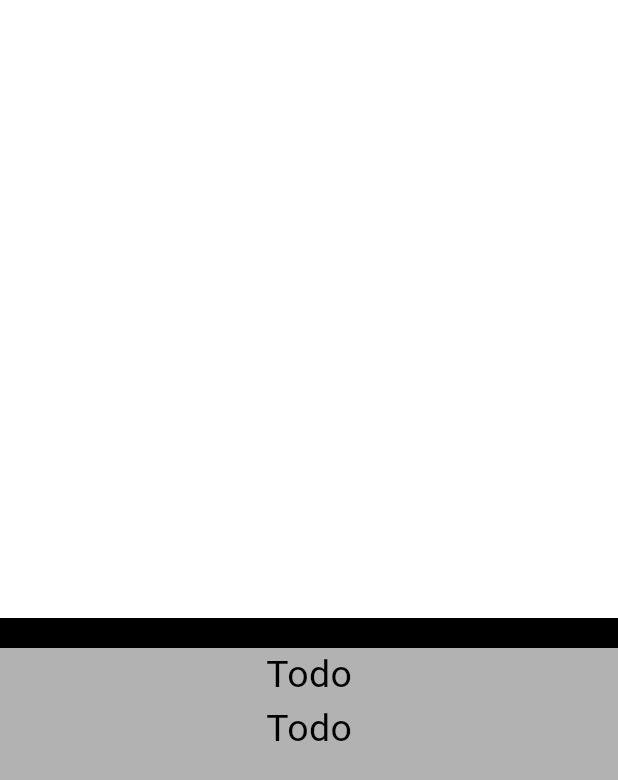
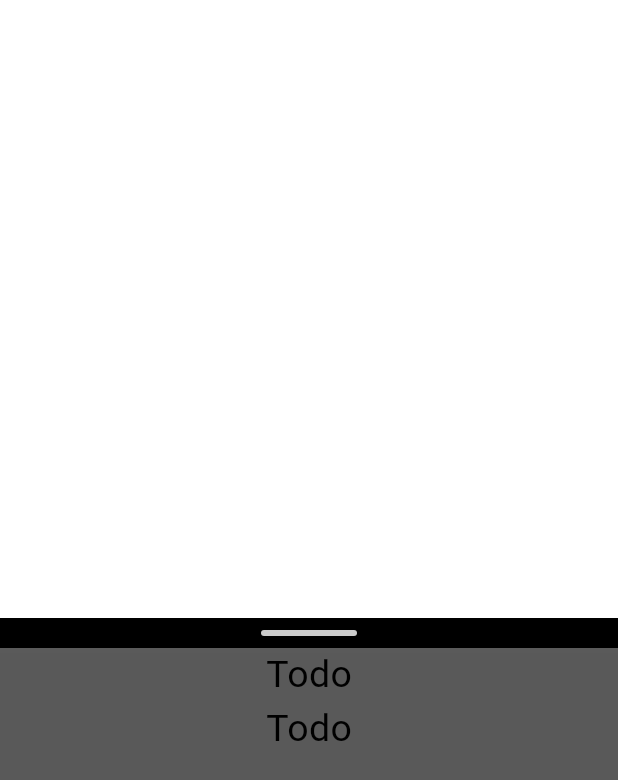
Before and after one commit to tim-w97/vroom-app, a Flutter app: the DraggableScrollableNavSheet widget shown alone on an empty page, opened directly, on a phone screen of 412 x 824 dp. Shown: the top 780 px of the screen. Run offline on Flutter 3.47's test engine with Material 3 defaults, Android fonts, the phone set to English and light mode, and no system bars; our stand-ins replace easy_localization, flutter_map, google_fonts, latlong2, shared_preferences; missing offline and left inert: open_route_service; accounts and stored records are empty; network calls fail.

Commit message:
styling & refactoring

```diff
--- /dev/null
+++ b/lib/rides/ScrollableNavSheetWidget.dart
@@ -0,0 +1,95 @@
+import 'dart:ui';
+
+import 'package:flutter/material.dart';
+
+class DraggableScrollableNavSheet extends StatefulWidget {
+  const DraggableScrollableNavSheet({super.key});
+
+  @override
+  State<DraggableScrollableNavSheet> createState() =>
+      _DraggableScrollableNavSheetState();
+}
+
+class _DraggableScrollableNavSheetState
+    extends State<DraggableScrollableNavSheet> {
+  double _sheetPosition = 0.5;
+  final double _dragSensitivity = 600;
+
+  @override
+  Widget build(BuildContext context) {
+    return DraggableScrollableSheet(
+
+        initialChildSize: _sheetPosition,
+        builder: (BuildContext context, ScrollController scrollController) {
+          return ClipRect(
+              child: ColoredBox(
+                color: Colors.grey.shade900.withOpacity(0.75),
+                child: BackdropFilter(
+                  filter: ImageFilter.blur(
+                    sigmaX: 10,
+                    sigmaY: 10
+                  ),
+                  child: Column(
+                    children: [
+                      Grabber(
+                        onVerticalDragUpdate: (DragUpdateDetails details) {
+                          setState(() {
+                            _sheetPosition -= details.delta.dy / _dragSensitivity;
+                            if (_sheetPosition < 0.25) {
+                              _sheetPosition = 0.25;
+                            }
+                            if (_sheetPosition > 1.0) {
+                              _sheetPosition = 1.0;
+                            }
+                          });
+                        },
+                      ),
+                      const Flexible(
+                          child: Center(
+                            child: Column(
+                              children: [
+                                Text("Todo"),
+                                Text("Todo")
+                              ],),)
+                      )
+                    ],
+                  ),
+                ),
+              ));
+        });
+  }
+}
+
+class Grabber extends StatelessWidget {
+  const Grabber({
+    super.key,
+    required this.onVerticalDragUpdate,
+  });
+
+  final ValueChanged<DragUpdateDetails> onVerticalDragUpdate;
+
+  @override
+  Widget build(BuildContext context) {
+    final ColorScheme colorScheme = Theme.of(context).colorScheme;
+
+    return GestureDetector(
+      onVerticalDragUpdate: onVerticalDragUpdate,
+      child: Container(
+        width: double.infinity,
+        color: colorScheme.onSurface,
+        child: Align(
+          alignment: Alignment.topCenter,
+          child: Container(
+            margin: const EdgeInsets.symmetric(vertical: 8.0),
+            width: 64.0,
+            height: 4.0,
+            decoration: BoxDecoration(
+              color: Colors.white.withOpacity(0.8),
+              borderRadius: BorderRadius.circular(8.0),
+            ),
+          ),
+        ),
+      ),
+    );
+  }
+}
--- a/lib/rides/map_view.dart
+++ b/lib/rides/map_view.dart
@@ -1,13 +1,16 @@
 import 'package:flutter/material.dart';
 import 'package:flutter_map/flutter_map.dart';
 import 'package:latlong2/latlong.dart';
+
+import 'ScrollableNavSheetWidget.dart';
 
 class MapView extends StatelessWidget {
   const MapView({super.key});
 
   @override
   Widget build(BuildContext context) {
-    return Stack(
+    return Scaffold(
+      body: Stack(
         children: <Widget>[
           FlutterMap(
             options: const MapOptions(initialCenter: LatLng(50.31, 11.91)),
@@ -35,91 +38,9 @@ class MapView extends StatelessWidget {
           ),
           DraggableScrollableSheet(
               builder: (BuildContext context, ScrollController scrollController) {
-          return const DraggableScrollableNavSheet(); //TODO Insert form here
+            return const DraggableScrollableNavSheet();
           })
         ],
-    );
-  }
-}
-
-class DraggableScrollableNavSheet extends StatefulWidget {
-  const DraggableScrollableNavSheet({super.key});
-
-  @override
-  State<DraggableScrollableNavSheet> createState() =>
-      _DraggableScrollableNavSheetState();
-}
-
-class _DraggableScrollableNavSheetState
-    extends State<DraggableScrollableNavSheet> {
-  double _sheetPosition = 0.5;
-  final double _dragSensitivity = 600;
-
-  @override
-  Widget build(BuildContext context) {
-    return DraggableScrollableSheet(
-        initialChildSize: _sheetPosition,
-        builder: (BuildContext context, ScrollController scrollController) {
-          return ColoredBox(
-              color: Colors.black12.withOpacity(0.3),
-              child: Column(
-                children: [
-                  Grabber(
-                    onVerticalDragUpdate: (DragUpdateDetails details) {
-                      setState(() {
-                        _sheetPosition -= details.delta.dy / _dragSensitivity;
-                        if (_sheetPosition < 0.25) {
-                          _sheetPosition = 0.25;
-                        }
-                        if (_sheetPosition > 1.0) {
-                          _sheetPosition = 1.0;
-                        }
-                      });
-                    },
-                  ),
-                 const Flexible(
-                      child: Center(
-                        child: Column(
-                          children: [
-                            Text("Todo"),
-                            Text("Todo")
-                          ],),)
-                  )
-                ],
-              ));
-        });
-  }
-}
-
-class Grabber extends StatelessWidget {
-  const Grabber({
-    super.key,
-    required this.onVerticalDragUpdate,
-  });
-
-  final ValueChanged<DragUpdateDetails> onVerticalDragUpdate;
-
-  @override
-  Widget build(BuildContext context) {
-    final ColorScheme colorScheme = Theme.of(context).colorScheme;
-
-    return GestureDetector(
-      onVerticalDragUpdate: onVerticalDragUpdate,
-      child: Container(
-        width: double.infinity,
-        color: colorScheme.onSurface,
-        child: Align(
-          alignment: Alignment.topCenter,
-          child: Container(
-            margin: const EdgeInsets.symmetric(vertical: 8.0),
-            width: 32.0,
-            height: 4.0,
-            decoration: BoxDecoration(
-              color: Colors.black12,
-              borderRadius: BorderRadius.circular(8.0),
-            ),
-          ),
-        ),
       ),
     );
   }
```
Lines whose indentation alone changed are shown as unchanged.
